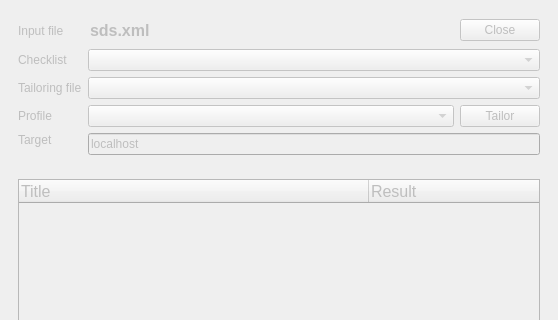
Above: ui/MainWindow.ui from OpenSCAP/scap-workbench before the change; both pictures show x 0 to 558 and y 0 to 320 of the 558 by 830 pixel window. Below: the same form after it.
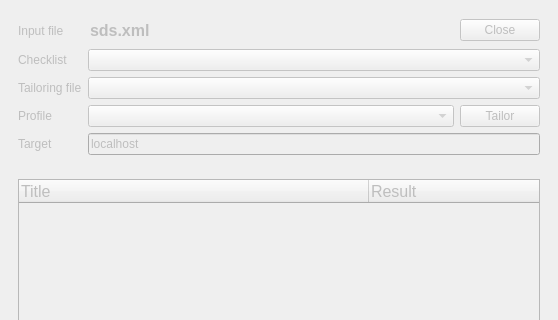
That is the form after the change.

Commit message: Removed @alignment from <item> in MainWindow.ui, would require Qt >= 4.8

```diff
--- a/ui/MainWindow.ui
+++ b/ui/MainWindow.ui
@@ -90,7 +90,7 @@
        <item row="2" column="1" colspan="2">
         <widget class="QComboBox" name="tailoringFileComboBox"/>
        </item>
-       <item row="4" column="0" alignment="Qt::AlignTop">
+       <item row="4" column="0">
         <widget class="QLabel" name="label">
          <property name="sizePolicy">
           <sizepolicy hsizetype="Preferred" vsizetype="Maximum">
```
